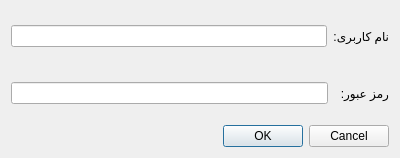
iliya-slpr/ap_project, file logindialog.ui: the form before one commit.
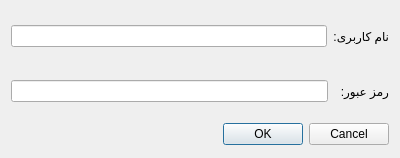
The form after the commit.

Diff of the .ui file:
```diff
--- a/logindialog.ui
+++ b/logindialog.ui
@@ -10,6 +10,18 @@
     <height>158</height>
    </rect>
   </property>
+  <property name="sizePolicy">
+   <sizepolicy hsizetype="Fixed" vsizetype="Fixed">
+    <horstretch>0</horstretch>
+    <verstretch>0</verstretch>
+   </sizepolicy>
+  </property>
+  <property name="maximumSize">
+   <size>
+    <width>400</width>
+    <height>158</height>
+   </size>
+  </property>
   <property name="windowTitle">
    <string>Dialog</string>
   </property>
@@ -48,6 +60,18 @@
    </item>
    <item>
     <widget class="QDialogButtonBox" name="buttonBox">
+     <property name="sizePolicy">
+      <sizepolicy hsizetype="Maximum" vsizetype="Maximum">
+       <horstretch>0</horstretch>
+       <verstretch>0</verstretch>
+      </sizepolicy>
+     </property>
+     <property name="maximumSize">
+      <size>
+       <width>378</width>
+       <height>25</height>
+      </size>
+     </property>
      <property name="layoutDirection">
       <enum>Qt::LeftToRight</enum>
      </property>
```
Left out of the diff: 2 changed lines with no effect on the pictures.
